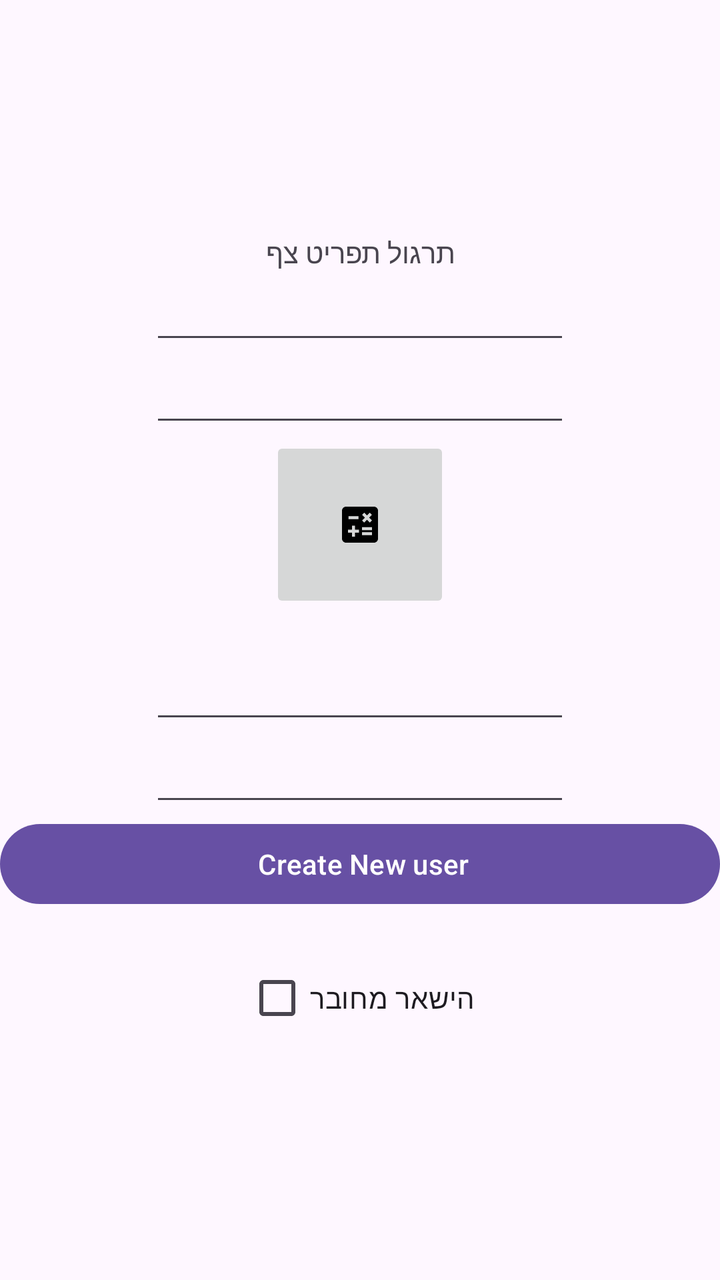
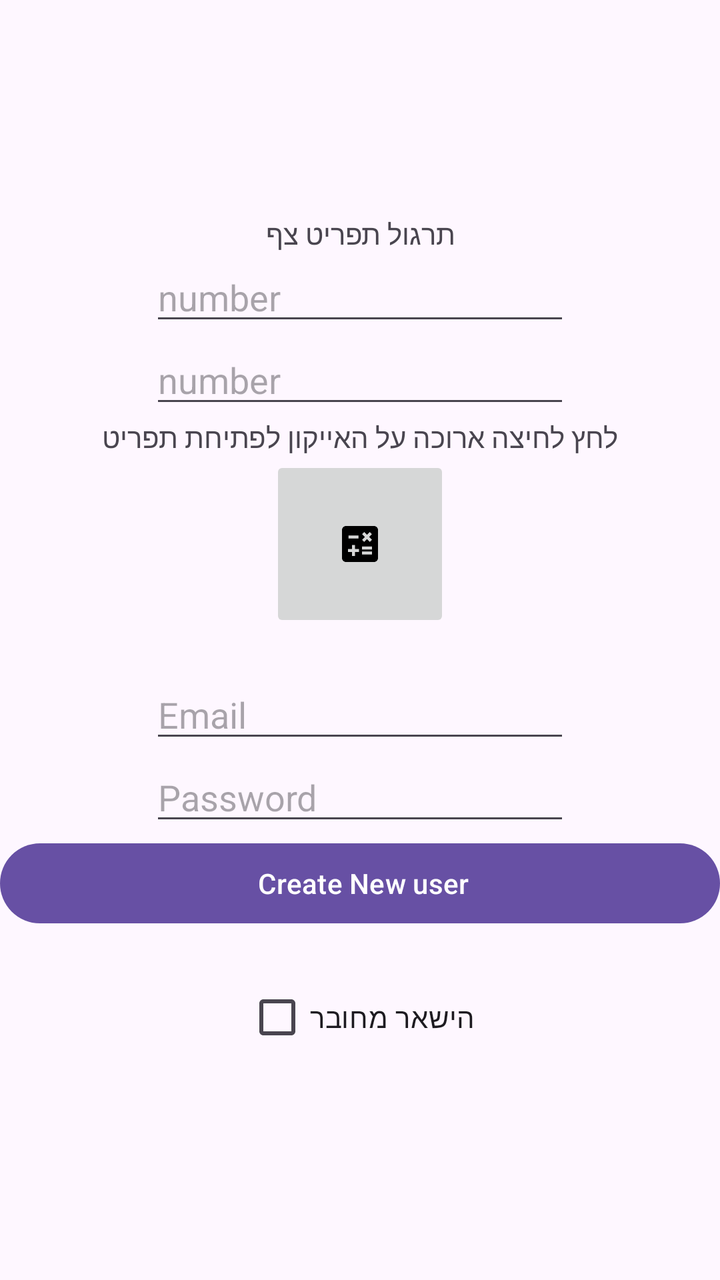

Before-and-after screenshots of an Android layout around one commit, followed by the original layout XML and the change that was made.
<!-- AndroidManifest.xml: application theme Theme.EX09121 -->
<!-- res/layout/activity_main.xml -->
<?xml version="1.0" encoding="utf-8"?>
<LinearLayout xmlns:android="http://schemas.android.com/apk/res/android"
    xmlns:app="http://schemas.android.com/apk/res-auto"
    xmlns:tools="http://schemas.android.com/tools"
    android:id="@+id/main"
    android:layout_width="match_parent"
    android:layout_height="match_parent"
    android:orientation="vertical"
    android:gravity="center"
    tools:context=".MainActivity">

    <TextView
        android:layout_width="wrap_content"
        android:layout_height="wrap_content"
        android:text="תרגול תפריט צף"
        />
    <EditText
        android:layout_width="wrap_content"
        android:layout_height="wrap_content"
        android:id="@+id/num1"
        android:ems="10"

        />
    <EditText
        android:layout_width="wrap_content"
        android:layout_height="wrap_content"
        android:id="@+id/num2"
        android:ems="10"

        />

    <ImageButton
        android:id="@+id/ib"
        android:layout_width="90dp"
        android:layout_height="88dp"
        app:srcCompat="@drawable/baseline_calculate_24" />
    <TextView
        android:layout_width="wrap_content"
        android:layout_height="wrap_content"
        android:id="@+id/res"
        />
    <EditText
        android:layout_width="wrap_content"
        android:layout_height="wrap_content"
        android:id="@+id/eTEmail"
        android:inputType="textEmailAddress"
        android:ems="10"
        />
    <EditText
        android:layout_width="wrap_content"
        android:layout_height="wrap_content"
        android:id="@+id/eTPass"
        android:inputType="textPassword"
        android:ems="10"
        />
    <Button
        android:layout_width="match_parent"
        android:layout_height="wrap_content"
        android:onClick="createUser"
        android:text=" Create New user"
        />
    <TextView
        android:layout_width="wrap_content"
        android:layout_height="wrap_content"
        android:id="@+id/tvMsg"
        android:ems="10"
        />
    <CheckBox
        android:layout_width="wrap_content"
        android:layout_height="wrap_content"
        android:id="@+id/cb"
        android:text="הישאר מחובר"
        android:checked="false"
        />
</LinearLayout>
<!-- resources referenced by this layout -->
<resources>
  <!-- drawable baseline_calculate_24 (drawable) -->
  <vector xmlns:android="http://schemas.android.com/apk/res/android" android:height="24dp" android:tint="#000000" android:viewportHeight="24" android:viewportWidth="24" android:width="24dp">
        
      <path android:fillColor="@android:color/white" android:pathData="M19,3H5C3.9,3 3,3.9 3,5v14c0,1.1 0.9,2 2,2h14c1.1,0 2,-0.9 2,-2V5C21,3.9 20.1,3 19,3zM13.03,7.06L14.09,6l1.41,1.41L16.91,6l1.06,1.06l-1.41,1.41l1.41,1.41l-1.06,1.06L15.5,9.54l-1.41,1.41l-1.06,-1.06l1.41,-1.41L13.03,7.06zM6.25,7.72h5v1.5h-5V7.72zM11.5,16h-2v2H8v-2H6v-1.5h2v-2h1.5v2h2V16zM18,17.25h-5v-1.5h5V17.25zM18,14.75h-5v-1.5h5V14.75z"/>
      
  </vector>
  <style name="Theme.EX09121" parent="Base.Theme.EX09121" />
  <style name="Base.Theme.EX09121" parent="Theme.Material3.DayNight.NoActionBar">
          
          
      </style>
</resources>

<!-- the commit's change to res/layout/activity_main.xml (unified diff, before → after) -->
@@ -19,16 +19,20 @@
         android:layout_height="wrap_content"
         android:id="@+id/num1"
         android:ems="10"
-
+        android:hint="number"
         />
     <EditText
         android:layout_width="wrap_content"
         android:layout_height="wrap_content"
         android:id="@+id/num2"
         android:ems="10"
-
+        android:hint="number"
         />
-
+    <TextView
+        android:layout_width="wrap_content"
+        android:layout_height="wrap_content"
+        android:text="לחץ לחיצה ארוכה על האייקון לפתיחת תפריט"
+        />
     <ImageButton
         android:id="@+id/ib"
         android:layout_width="90dp"
@@ -45,6 +49,7 @@
         android:id="@+id/eTEmail"
         android:inputType="textEmailAddress"
         android:ems="10"
+        android:hint="Email"
         />
     <EditText
         android:layout_width="wrap_content"
@@ -52,6 +57,7 @@
         android:id="@+id/eTPass"
         android:inputType="textPassword"
         android:ems="10"
+        android:hint="Password"
         />
     <Button
         android:layout_width="match_parent"
@@ -64,6 +70,7 @@
         android:layout_height="wrap_content"
         android:id="@+id/tvMsg"
         android:ems="10"
+
         />
     <CheckBox
         android:layout_width="wrap_content"
